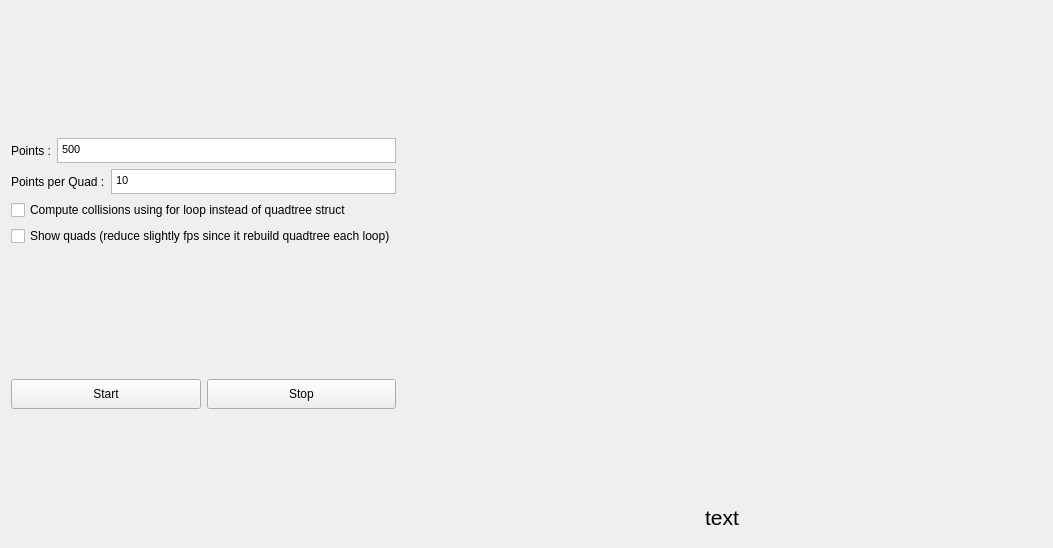
First picture: the form in Uis/tab_quadratic.ui, repository HugoTLR/Algorithm, before the edit.
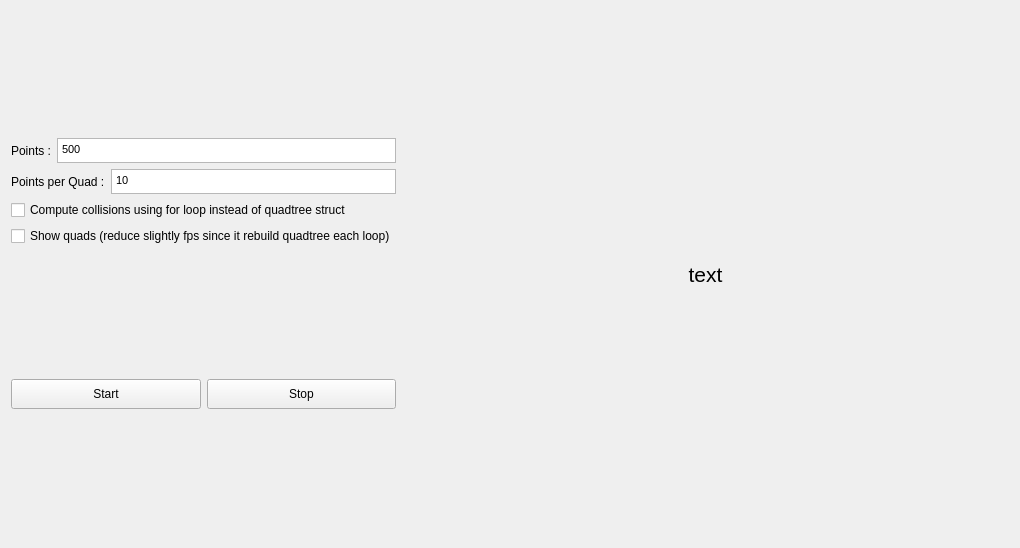
Second picture: the form after the edit.

Patch:
```diff
--- a/Uis/tab_quadratic.ui
+++ b/Uis/tab_quadratic.ui
@@ -178,7 +178,7 @@
        <property name="sizeConstraint">
         <enum>QLayout::SetFixedSize</enum>
        </property>
-       <item>
+       <!-- <item>
         <widget class="QLabel" name="lbl_visu">
          <property name="sizePolicy">
           <sizepolicy hsizetype="MinimumExpanding" vsizetype="MinimumExpanding">
@@ -202,7 +202,7 @@
           <string/>
          </property>
         </widget>
-       </item>
+       </item> -->
        <item>
         <widget class="QLabel" name="lbl_fps">
          <property name="sizePolicy">
```
